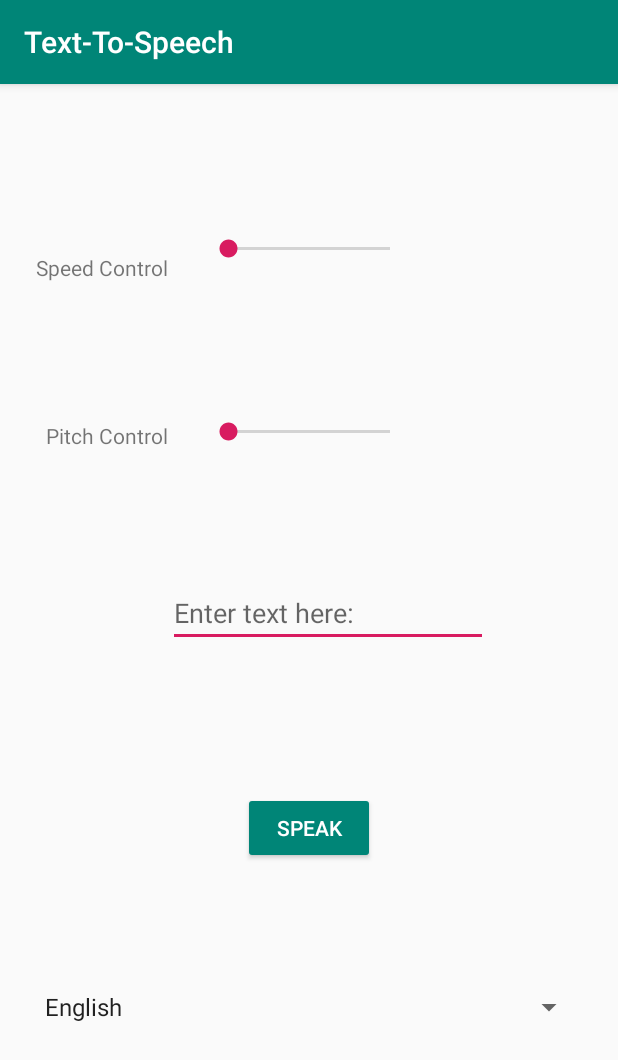
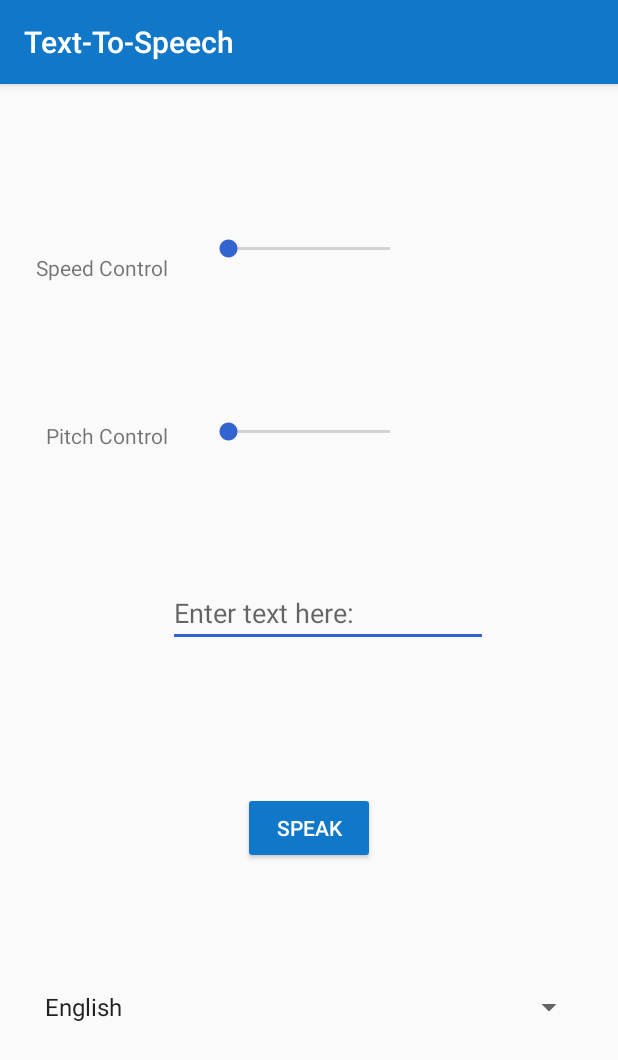
Before and after one commit to z35ali/TextToSpeech_Android, an Android app: the screen it shows after launch (MainActivity), on a phone screen of 412 x 824 dp. Shown: the top 1060 px of the screen. Run offline under Robolectric (Android 15) with nearby library versions, the phone set to English and light mode, and no system bars.

Commit message:
SavedInstanceState on rotate and color change
- Rebuild Apk

```diff
--- a/app/src/main/res/values/colors.xml
+++ b/app/src/main/res/values/colors.xml
@@ -1,6 +1,6 @@
 <?xml version="1.0" encoding="utf-8"?>
 <resources>
-    <color name="colorPrimary">#008577</color>
-    <color name="colorPrimaryDark">#00574B</color>
-    <color name="colorAccent">#D81B60</color>
+    <color name="colorPrimary">#1177c9</color>
+    <color name="colorPrimaryDark">#3264d0</color>
+    <color name="colorAccent">#3264d0</color>
 </resources>
```
Also changed, not shown: app/src/main/java/com/zafar/texttospeech/MainActivity.java (+67 -19 lines), 1 other file.
